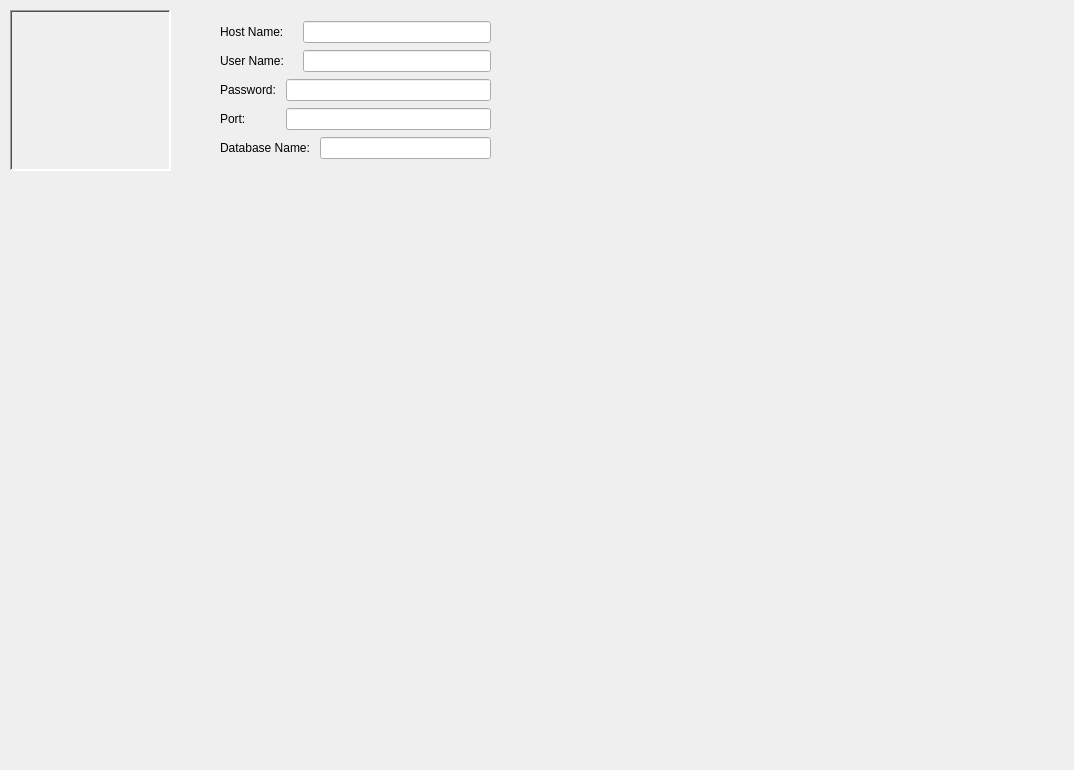
Qt form settingswindow.ui (Yourp/UWOWDevelopHelper) before a commit.
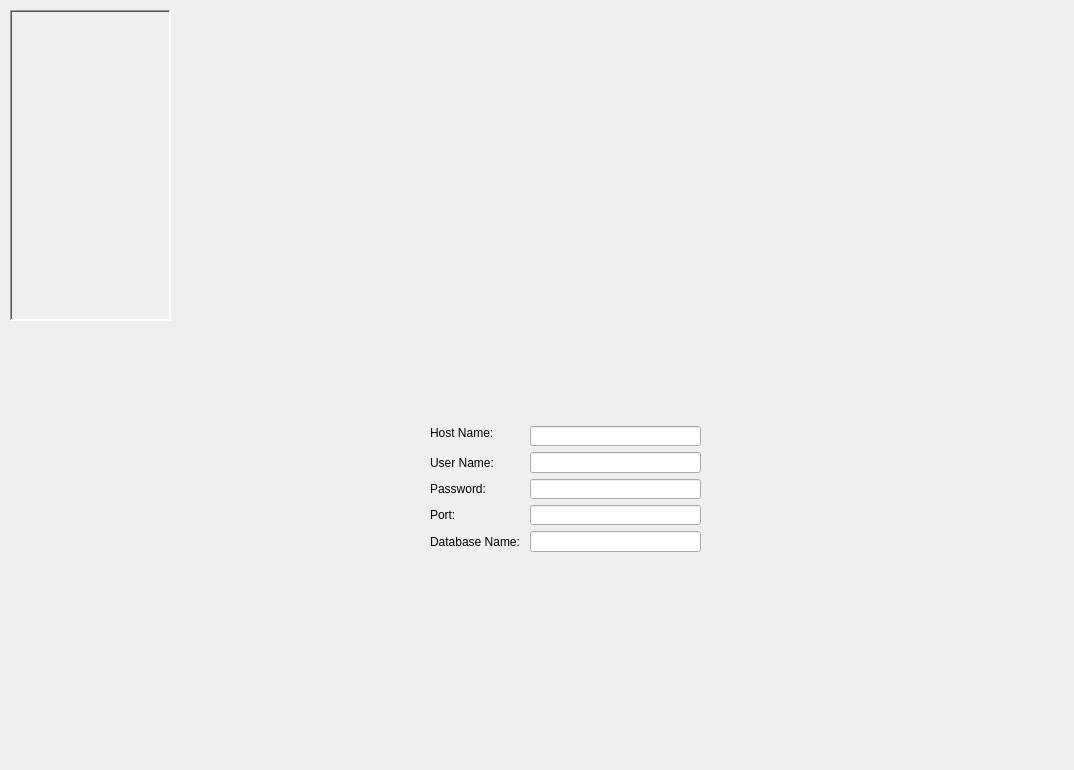
The same form after that commit.

```diff
--- a/settingswindow.ui
+++ b/settingswindow.ui
@@ -22,7 +22,7 @@
      <x>10</x>
      <y>10</y>
      <width>161</width>
-     <height>161</height>
+     <height>311</height>
     </rect>
    </property>
    <property name="font">
@@ -58,64 +58,64 @@
     <enum>QListView::ListMode</enum>
    </property>
   </widget>
-  <widget class="QWidget" name="">
+  <widget class="QWidget" name="layoutWidget">
    <property name="geometry">
     <rect>
-     <x>220</x>
-     <y>20</y>
+     <x>430</x>
+     <y>420</y>
      <width>271</width>
-     <height>141</height>
+     <height>132</height>
     </rect>
    </property>
    <layout class="QGridLayout" name="gridLayout">
-    <item row="0" column="0" colspan="2">
+    <item row="0" column="0" rowspan="2" colspan="2">
      <widget class="QLabel" name="L_HostName">
       <property name="text">
        <string>Host Name: </string>
       </property>
      </widget>
     </item>
-    <item row="0" column="2" colspan="2">
+    <item row="1" column="1">
      <widget class="QLineEdit" name="LE_HostName"/>
     </item>
-    <item row="1" column="0" colspan="2">
+    <item row="2" column="0">
      <widget class="QLabel" name="L_UserName">
       <property name="text">
        <string>User Name: </string>
       </property>
      </widget>
     </item>
-    <item row="1" column="2" colspan="2">
+    <item row="2" column="1">
      <widget class="QLineEdit" name="LE_UserName"/>
     </item>
-    <item row="2" column="0">
+    <item row="3" column="0">
      <widget class="QLabel" name="L_Password">
       <property name="text">
        <string>Password: </string>
       </property>
      </widget>
     </item>
-    <item row="2" column="1" colspan="3">
+    <item row="3" column="1">
      <widget class="QLineEdit" name="LE_Password"/>
     </item>
-    <item row="3" column="0">
+    <item row="4" column="0">
      <widget class="QLabel" name="L_Port">
       <property name="text">
        <string>Port: </string>
       </property>
      </widget>
     </item>
-    <item row="3" column="1" colspan="3">
+    <item row="4" column="1">
      <widget class="QLineEdit" name="LE_Port"/>
     </item>
-    <item row="4" column="0" colspan="3">
+    <item row="5" column="0">
      <widget class="QLabel" name="L_DatabaseName">
       <property name="text">
        <string>Database Name: </string>
       </property>
      </widget>
     </item>
-    <item row="4" column="3">
+    <item row="5" column="1">
      <widget class="QLineEdit" name="LE_DatabaseName"/>
     </item>
    </layout>
```
Left out of the diff: 2 changed lines with no effect on the pictures.
